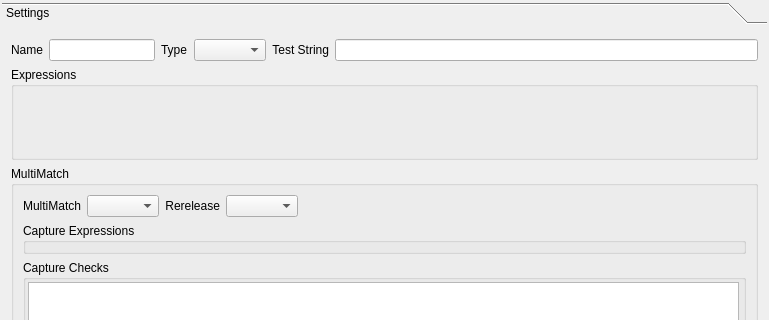
The window that plugins/bitfinder/filter/filterdetails.ui (KDE/ktorrent) describes before a commit, drawn with Qt 5; both pictures show x 0 to 769 and y 0 to 320 of the 769 by 775 pixel window.
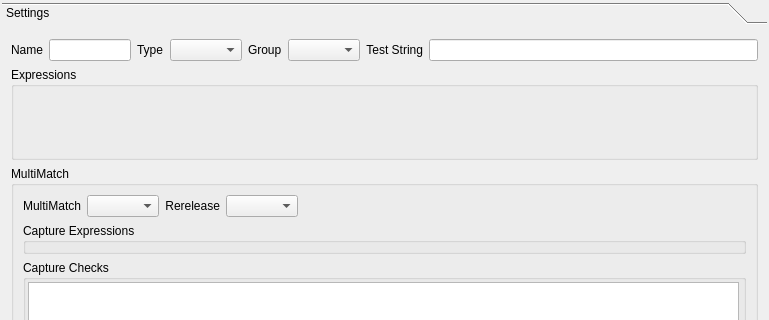
The same window after the commit. Custom widgets are drawn as their Qt base class.

Commit message: Update the group manager so it has a function to give a list of group names. Also made the group manager a QObject so it emits signals when it's custom groups change. Made the ptrmap erase function virtual so that GroupManager can emit on erase Added groups to the filter details page and hooked them up to the GroupManager. Filled out the Filter class some more so it's getting the info it will need to do it's work. Added in the combobox options for the FilterDetails

What changed in the file:
```diff
--- a/plugins/bitfinder/filter/filterdetails.ui
+++ b/plugins/bitfinder/filter/filterdetails.ui
@@ -80,6 +80,16 @@
         <widget class="QComboBox" name="type" />
        </item>
        <item row="0" column="4" >
+        <widget class="QLabel" name="groupLabel" >
+         <property name="text" >
+          <string>Group</string>
+         </property>
+        </widget>
+       </item>
+       <item row="0" column="5" >
+        <widget class="QComboBox" name="group" />
+       </item>
+       <item row="0" column="6" >
         <widget class="QLabel" name="testStringLabel" >
          <property name="text" >
           <string>Test String</string>
@@ -89,7 +99,7 @@
          </property>
         </widget>
        </item>
-       <item row="0" column="5" >
+       <item row="0" column="7" >
         <widget class="QLineEdit" name="testString" >
          <property name="sizePolicy" >
           <sizepolicy vsizetype="Fixed" hsizetype="Expanding" >
@@ -99,7 +109,7 @@
          </property>
         </widget>
        </item>
-       <item row="1" column="0" colspan="6" >
+       <item row="1" column="0" colspan="8" >
         <widget class="KEditListBox" name="expressions" >
          <property name="sizePolicy" >
           <sizepolicy vsizetype="Expanding" hsizetype="Expanding" >
@@ -124,7 +134,7 @@
          </property>
         </widget>
        </item>
-       <item row="2" column="0" colspan="6" >
+       <item row="2" column="0" colspan="8" >
         <widget class="QGroupBox" name="multiMatchBox" >
          <property name="title" >
           <string>MultiMatch</string>
@@ -227,7 +237,7 @@
          </layout>
         </widget>
        </item>
-       <item row="3" column="0" colspan="6" >
+       <item row="3" column="0" colspan="8" >
         <widget class="QGroupBox" name="sourceListBox" >
          <property name="title" >
           <string>Source List</string>
```
The commit also changes 12 other files.
